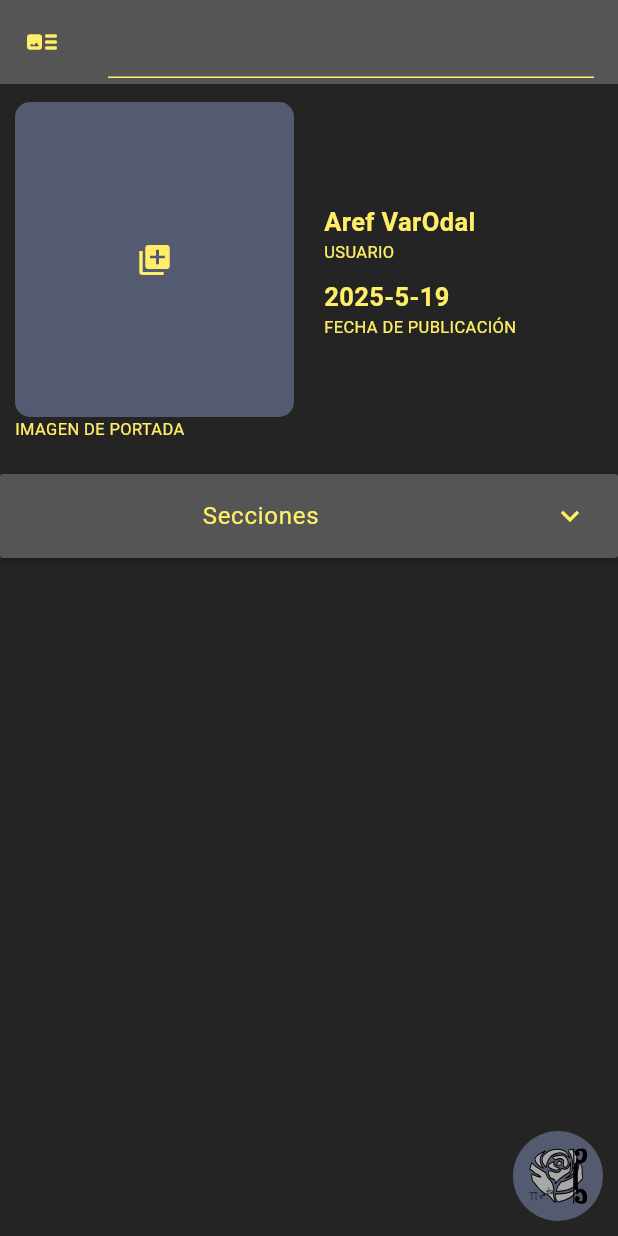
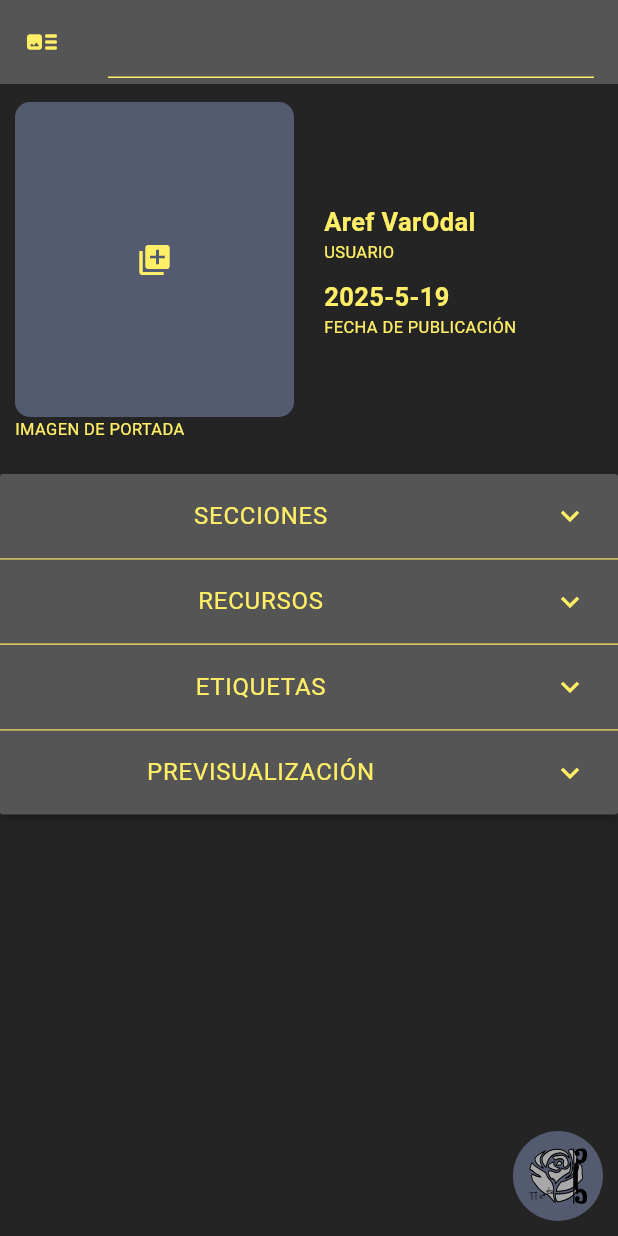
Before and after one commit to PedroBarr/ekmajstro_trejnisto, a Flutter app: the PostItemView screen opened directly, on a phone screen of 412 x 824 dp. Run offline on Flutter 3.47's test engine with Material 3 defaults, Android fonts, the phone set to English and light mode, and no system bars; our stand-ins replace drop_shadow, flutter_svg; network calls fail.

Commit message:
Corregir diseño acordeon de publicacion

```diff
--- a/lib/components/core/accordion/accordion_component.dart
+++ b/lib/components/core/accordion/accordion_component.dart
@@ -59,6 +59,7 @@ class _AccordionComponent extends State<AccordionComponent> {
           }).toList(),
           expandIconColor: Theme.of(context).colorScheme.onSurface,
           expandedHeaderPadding: EdgeInsets.all(0),
+          materialGapSize: 10,
         ),
       ),
     );
--- a/lib/screens/post_item/post_item_view_constants.dart
+++ b/lib/screens/post_item/post_item_view_constants.dart
@@ -1 +1,8 @@
 const String post_cover_image_title = 'IMAGEN DE PORTADA';
+const String post_user_title = 'USUARIO';
+const String post_publish_date_title = 'FECHA DE PUBLICACIÓN';
+
+const String post_sections_title = 'SECCIONES';
+const String post_resources_title = 'RECURSOS';
+const String post_tags_title = 'ETIQUETAS';
+const String post_preview_title = 'PREVISUALIZACIÓN';
--- a/lib/screens/post_item/post_item_view_screen.dart
+++ b/lib/screens/post_item/post_item_view_screen.dart
@@ -207,7 +207,7 @@ class _PostItemView extends State<PostItemView> {
                                               ),
                                             ),
                                             const Text(
-                                              'USUARIO',
+                                              post_user_title,
                                               style: TextStyle(
                                                 fontSize: 11,
                                               ),
@@ -232,7 +232,7 @@ class _PostItemView extends State<PostItemView> {
                                               ),
                                             ),
                                             const Text(
-                                              'FECHA DE PUBLICACIÓN',
+                                              post_publish_date_title,
                                               style: TextStyle(
                                                 fontSize: 11,
                                               ),
@@ -251,11 +251,23 @@ class _PostItemView extends State<PostItemView> {
                         AccordionComponent(
                           elements: <AccordionElement>[
                             AccordionElement(
-                              name: 'Secciones',
+                              name: post_sections_title,
                               content: SectionItemListComponent(
                                 include_add: _post.id.isNotEmpty,
                                 sections: _sections,
                               ),
+                            ),
+                            AccordionElement(
+                              name: post_resources_title,
+                              content: SizedBox.shrink(),
+                            ),
+                            AccordionElement(
+                              name: post_tags_title,
+                              content: SizedBox.shrink(),
+                            ),
+                            AccordionElement(
+                              name: post_preview_title,
+                              content: SizedBox.shrink(),
                             ),
                           ],
                         )
```
